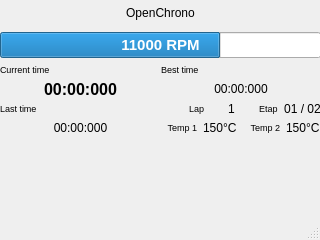
The window that uc_projets/openchrono/gui_qt/openchrono/ui/mainwin.ui (BackupTheBerlios/openphysic-svn) describes before a commit, drawn with Qt 5.
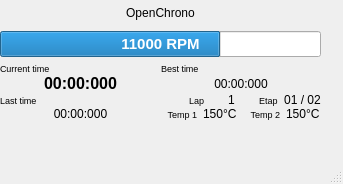
The same window after the commit.

Patch:
```diff
--- a/uc_projets/openchrono/gui_qt/openchrono/ui/mainwin.ui
+++ b/uc_projets/openchrono/gui_qt/openchrono/ui/mainwin.ui
@@ -5,8 +5,8 @@
    <rect>
     <x>0</x>
     <y>0</y>
-    <width>320</width>
-    <height>240</height>
+    <width>343</width>
+    <height>184</height>
    </rect>
   </property>
   <property name="windowTitle" >
@@ -19,9 +19,17 @@
       <x>0</x>
       <y>0</y>
       <width>321</width>
-      <height>58</height>
+      <height>121</height>
      </rect>
     </property>
+    <layout class="QVBoxLayout" >
+     <property name="margin" >
+      <number>0</number>
+     </property>
+     <property name="spacing" >
+      <number>6</number>
+     </property>
+     <item>
     <layout class="QGridLayout" >
      <property name="margin" >
       <number>0</number>
@@ -71,17 +79,7 @@
        </property>
       </widget>
      </item>
-    </layout>
-   </widget>
-   <widget class="QWidget" name="gridLayout" >
-    <property name="geometry" >
-     <rect>
-      <x>0</x>
-      <y>60</y>
-      <width>321</width>
-      <height>77</height>
-     </rect>
-    </property>
+       <item row="2" column="0" >
     <layout class="QGridLayout" >
      <property name="margin" >
       <number>0</number>
@@ -300,6 +298,10 @@
       </layout>
      </item>
     </layout>
+       </item>
+      </layout>
+     </item>
+    </layout>
    </widget>
   </widget>
   <widget class="QMenuBar" name="menubar" >
```
Left out of the diff: 8 changed lines with no effect on the pictures. Lines whose indentation alone changed are shown as unchanged.
